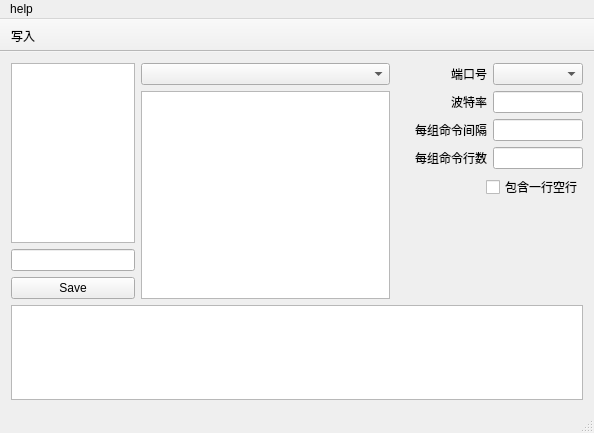
First picture: the form in mainwindow.ui, repository 0x8023/WSwitch, before the edit.
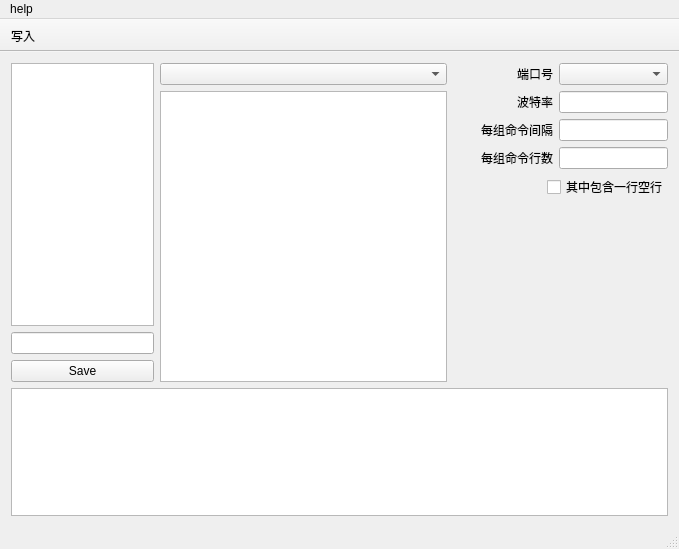
Second picture: the form after the edit.

Commit message: STL/ Qt/ C++17 Read& Write configfile

```diff
--- a/mainwindow.ui
+++ b/mainwindow.ui
@@ -6,8 +6,8 @@
    <rect>
     <x>0</x>
     <y>0</y>
-    <width>594</width>
-    <height>433</height>
+    <width>679</width>
+    <height>549</height>
    </rect>
   </property>
   <property name="windowTitle">
@@ -202,7 +202,7 @@
               <item>
                <widget class="QCheckBox" name="checkBox">
                 <property name="text">
-                 <string>包含一行空行</string>
+                 <string>其中包含一行空行</string>
                 </property>
                </widget>
               </item>
@@ -239,7 +239,7 @@
     <rect>
      <x>0</x>
      <y>0</y>
-     <width>594</width>
+     <width>679</width>
      <height>23</height>
     </rect>
    </property>
```
Left out of the diff: 10 changed lines with no effect on the pictures. The commit also changes 1 other file.
